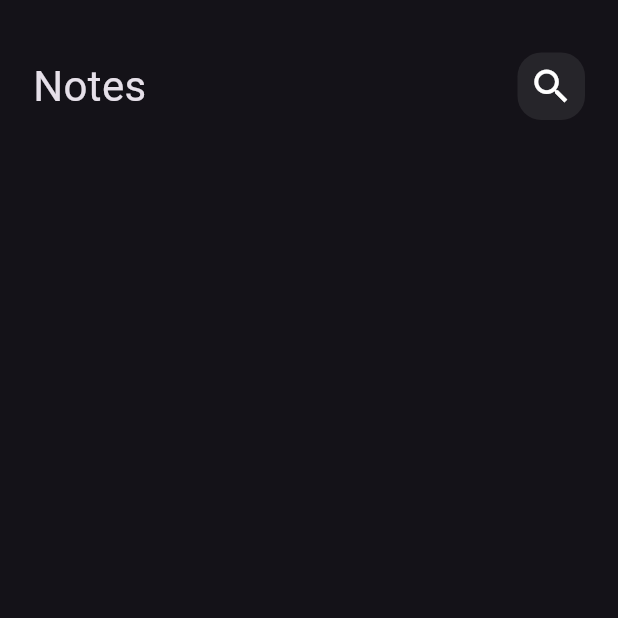
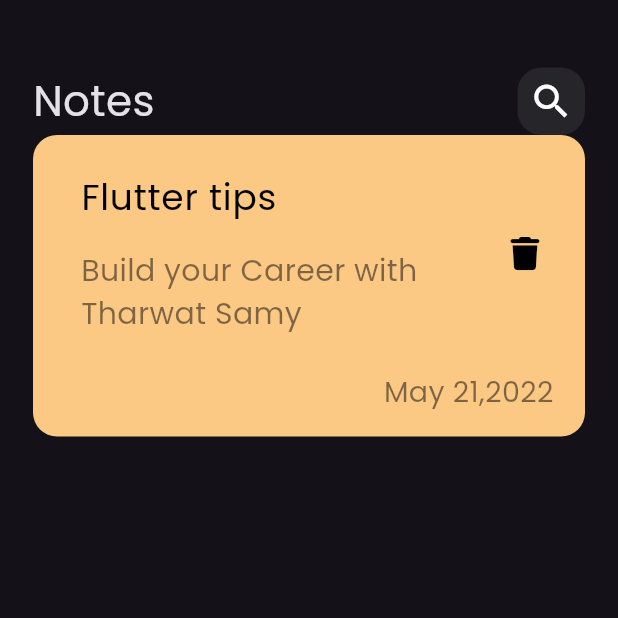
Before and after one commit to AndroSaied/notes_app, a Flutter app: the screen it shows after launch, on a phone screen of 412 x 824 dp, the top half of it. Run offline on Flutter 3.47's test engine with Material 3 defaults, Android fonts, the phone set to English and light mode, and no system bars; our stand-ins replace font_awesome_flutter.

Commit message:
change font theme and create custom note item

```diff
--- a/lib/main.dart
+++ b/lib/main.dart
@@ -13,6 +13,7 @@ class NotesApp extends StatelessWidget {
     return MaterialApp(
       theme: ThemeData(
         brightness: Brightness.dark,
+        fontFamily: "Poppins",
       ),
       home: const NotesView(),
     );
--- /dev/null
+++ b/lib/views/widgets/custom_note_item.dart
@@ -0,0 +1,50 @@
+import 'package:flutter/material.dart';
+import 'package:font_awesome_flutter/font_awesome_flutter.dart';
+
+class CustomNoteItem extends StatelessWidget {
+  const CustomNoteItem({super.key});
+
+  @override
+  Widget build(BuildContext context) {
+    return Container(
+      padding: const EdgeInsets.only(top: 16, bottom: 16, left: 16, right: 5),
+      decoration: BoxDecoration(
+        color: const Color(0xffFCC985),
+        borderRadius: BorderRadius.circular(16),
+      ),
+      child: Column(
+        children: [
+          ListTile(
+            title: const Padding(
+              padding: EdgeInsets.only(bottom: 16.0),
+              child: Text(
+                "Flutter tips",
+                style: TextStyle(color: Colors.black, fontSize: 24),
+                ),
+            ),
+            subtitle: Text(
+              "Build your Career with Tharwat Samy",
+              style: TextStyle(color: Colors.black.withOpacity(0.5), fontSize: 20),
+              ),
+            trailing: const Icon(
+              FontAwesomeIcons.trash,
+              color: Colors.black,
+              size: 22,
+              ),
+          ),
+
+          Align(
+            alignment: Alignment.bottomRight,
+            child: Padding(
+              padding: const EdgeInsets.only(top: 16.0, right: 16),
+              child: Text(
+                "May 21,2022",
+                style: TextStyle(color: Colors.black.withOpacity(0.5), fontSize: 19,),
+                ),
+            ),
+          )
+        ],
+      ),
+    );
+  }
+}
--- a/lib/views/widgets/notes_body_view.dart
+++ b/lib/views/widgets/notes_body_view.dart
@@ -1,5 +1,6 @@
 import 'package:flutter/material.dart';
 import 'package:notes_app/views/widgets/custom_app_bar.dart';
+import 'package:notes_app/views/widgets/custom_note_item.dart';
 
 class NotesViewBody extends StatelessWidget {
   const NotesViewBody({super.key});
@@ -12,10 +13,12 @@ class NotesViewBody extends StatelessWidget {
         children: [
 
           SizedBox(
-            height: 35,
+            height: 45,
           ),
 
           CustomAppBar(),
+
+          CustomNoteItem(),
         ],
       ),
     );
```
Also changed, not shown: pubspec.yaml (+5 -6 lines), assets/fonts/Poppins-Regular.ttf (added), pubspec.lock.
